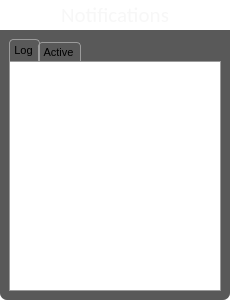
realXtend/tundra, file UiModule/ui/NotificationBrowserWidget.ui: the form before one commit.
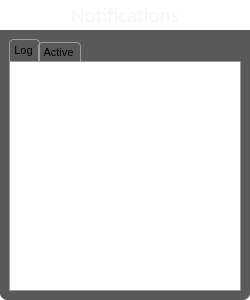
The form after the commit. Icons and pictures are not drawn.

Commit message: Chat widget is now resizable horizontally and verically

The edit to the form file:
```diff
--- a/UiModule/ui/NotificationBrowserWidget.ui
+++ b/UiModule/ui/NotificationBrowserWidget.ui
@@ -6,7 +6,7 @@
    <rect>
     <x>0</x>
     <y>0</y>
-    <width>230</width>
+    <width>250</width>
     <height>300</height>
    </rect>
   </property>
@@ -18,7 +18,7 @@
   </property>
   <property name="minimumSize">
    <size>
-    <width>230</width>
+    <width>250</width>
     <height>300</height>
    </size>
   </property>
@@ -183,6 +183,9 @@
             <property name="frameShape">
              <enum>QFrame::NoFrame</enum>
             </property>
+            <property name="verticalScrollBarPolicy">
+             <enum>Qt::ScrollBarAlwaysOff</enum>
+            </property>
             <property name="widgetResizable">
              <bool>true</bool>
             </property>
@@ -191,7 +194,7 @@
               <rect>
                <x>0</x>
                <y>0</y>
-               <width>210</width>
+               <width>230</width>
                <height>229</height>
               </rect>
              </property>
```
Left out of the diff: 5 changed lines with no effect on the pictures. The commit also changes 5 other files.
